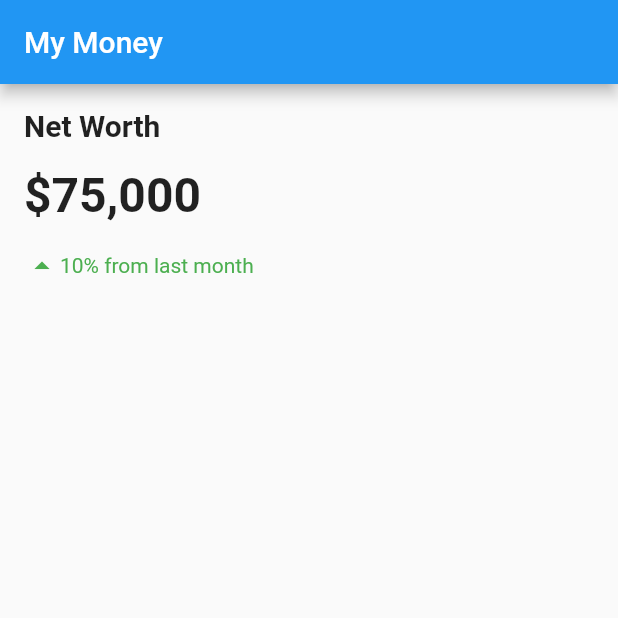
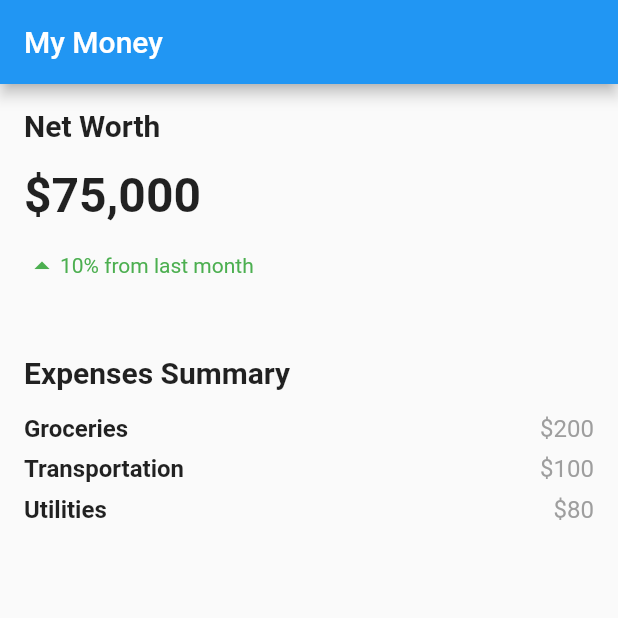
Before and after one commit to psvehla/digital_banking, a Flutter app: the screen it shows after launch, on a phone screen of 412 x 824 dp, the top half of it. Run offline on Flutter 3.47's test engine with Material 2 defaults, Android fonts, the phone set to English and light mode, and no system bars.

Commit message:
Added ExpenseSummary as generated by ChatGPT.
Mostly.

```diff
--- a/lib/dashboard.dart
+++ b/lib/dashboard.dart
@@ -1,3 +1,4 @@
+import 'package:digital_banking/expensesummary.dart';
 import 'package:digital_banking/networth.dart';
 import 'package:flutter/material.dart';
 
@@ -26,16 +27,6 @@ class Dashboard extends StatelessWidget {
         ],
       ),
     );
-  }
-}
-
-class ExpenseSummary extends StatelessWidget {
-  const ExpenseSummary({super.key});
-
-  @override
-  Widget build(BuildContext context) {
-    // TODO: Implement ExpenseSummary widget UI.
-    return Container();
   }
 }
 
--- /dev/null
+++ b/lib/expensesummary.dart
@@ -0,0 +1,84 @@
+import 'package:flutter/material.dart';
+
+class ExpenseSummary extends StatelessWidget {
+  const ExpenseSummary({super.key});
+
+  @override
+  Widget build(BuildContext context) {
+    return Container(
+      padding: EdgeInsets.all(16),
+      child: Column(
+        crossAxisAlignment: CrossAxisAlignment.start,
+        children: [
+          Text(
+            'Expenses Summary',
+            style: TextStyle(
+              fontSize: 20,
+              fontWeight: FontWeight.bold,
+            ),
+          ),
+          SizedBox(height: 16),
+          Row(
+            mainAxisAlignment: MainAxisAlignment.spaceBetween,
+            children: [
+              Text(
+                'Groceries',
+                style: TextStyle(
+                  fontSize: 16,
+                  fontWeight: FontWeight.bold,
+                ),
+              ),
+              Text(
+                '\$200',
+                style: TextStyle(
+                  fontSize: 16,
+                  color: Colors.grey,
+                ),
+              ),
+            ],
+          ),
+          SizedBox(height: 8),
+          Row(
+            mainAxisAlignment: MainAxisAlignment.spaceBetween,
+            children: [
+              Text(
+                'Transportation',
+                style: TextStyle(
+                  fontSize: 16,
+                  fontWeight: FontWeight.bold,
+                ),
+              ),
+              Text(
+                '\$100',
+                style: TextStyle(
+                  fontSize: 16,
+                  color: Colors.grey,
+                ),
+              ),
+            ],
+          ),
+          SizedBox(height: 8),
+          Row(
+            mainAxisAlignment: MainAxisAlignment.spaceBetween,
+            children: [
+              Text(
+                'Utilities',
+                style: TextStyle(
+                  fontSize: 16,
+                  fontWeight: FontWeight.bold,
+                ),
+              ),
+              Text(
+                '\$80',
+                style: TextStyle(
+                  fontSize: 16,
+                  color: Colors.grey,
+                ),
+              ),
+            ],
+          ),
+        ],
+      ),
+    );
+  }
+}
```
